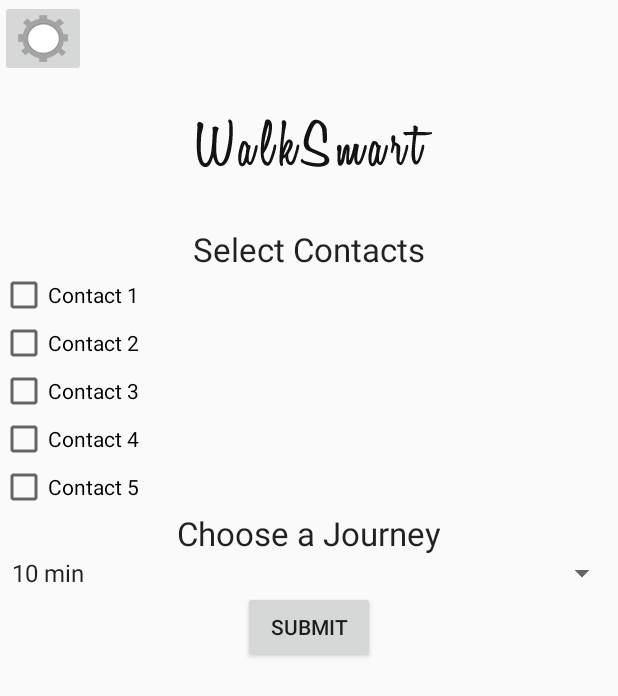
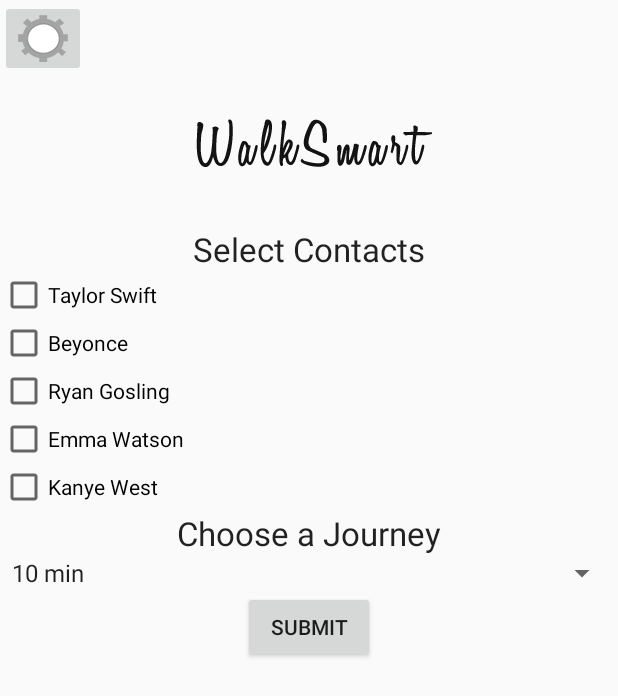
Before and after one commit to chenleishen/WalkHomeSafe, an Android app: the screen it shows after launch (MainActivity), on a phone screen of 412 x 824 dp. Shown: the top 696 px of the screen. Run offline under Robolectric (Android 15) with nearby library versions, the phone set to English and light mode, and no system bars.

Commit message:
fixed texting

```diff
--- a/WalkSafe/app/src/main/AndroidManifest.xml
+++ b/WalkSafe/app/src/main/AndroidManifest.xml
@@ -1,12 +1,18 @@
 <?xml version="1.0" encoding="utf-8"?>
 <manifest xmlns:android="http://schemas.android.com/apk/res/android"
     package="com.example.deltahacks.walksafe" >
+    <uses-sdk android:minSdkVersion="10" />
+
+    <uses-permission android:name="android.permission.SEND_SMS"/>
 
     <application
         android:allowBackup="true"
         android:icon="@drawable/ic_launcher"
         android:label="@string/app_name"
         android:theme="@style/AppTheme" >
+
+
+
         <activity
             android:name=".MainActivity"
             android:label="@string/app_name" >
--- a/WalkSafe/app/src/main/java/com/example/deltahacks/walksafe/ContactManager.java
+++ b/WalkSafe/app/src/main/java/com/example/deltahacks/walksafe/ContactManager.java
@@ -13,7 +13,18 @@ public class ContactManager implements Serializable{
     private ArrayList<Contact> contacts;
 
     public ContactManager(){
+
         this.contacts = new ArrayList<Contact>();
+        Contact taylor = new Contact("Taylor Swift", "5194974336");
+        Contact beyonce = new Contact("Beyonce", "6472428178");
+        Contact ryan = new Contact("Ryan Gosling", "6472070816");
+        Contact emma = new Contact("Emma Watson", "4167057272");
+        Contact kanye = new Contact("Kanye West", "4168733662");
+        this.contacts.add(taylor);
+        this.contacts.add(beyonce);
+        this.contacts.add(ryan);
+        this.contacts.add(emma);
+        this.contacts.add(kanye);
     }
 
     public void addContact(Contact contact){
--- a/WalkSafe/app/src/main/java/com/example/deltahacks/walksafe/JourneyActivity.java
+++ b/WalkSafe/app/src/main/java/com/example/deltahacks/walksafe/JourneyActivity.java
@@ -7,6 +7,8 @@ import android.telephony.SmsManager;
 import android.view.Menu;
 import android.view.MenuItem;
 import android.view.View;
+import android.widget.Button;
+import android.widget.EditText;
 import android.widget.Toast;
 
 import java.io.BufferedWriter;
@@ -70,9 +72,9 @@ public class JourneyActivity extends ActionBarActivity {
         startActivity(nextIntent);
     }
 
-    public void helpMe(View view){
+   public void helpMe(View view) {
         Intent intent = getIntent();
-        //    Intent nextIntent = new Intent(this, .class);
+//        Intent nextIntent = new Intent(this, .class);
         ContactManager contactManager = (ContactManager) intent.getSerializableExtra("managerKey");
         ArrayList<Contact> contactList = contactManager.getContacts();
         String sms = "I have not arrived home at the expected time. Please give me a call ASAP.";
@@ -82,8 +84,9 @@ public class JourneyActivity extends ActionBarActivity {
                 String phoneNo = c.getContactNumber();
                 smsManager.sendTextMessage(phoneNo, null, sms, null, null);
             }
+            //smsManager.sendTextMessage(", null, sms, null, null);
 
-            Toast.makeText(getApplicationContext(), "Your friends has been alerted!",
+            Toast.makeText(getApplicationContext(), "Your friends have been alerted!",
                     Toast.LENGTH_LONG).show();
 
         } catch (Exception e) {
@@ -91,8 +94,8 @@ public class JourneyActivity extends ActionBarActivity {
                     Toast.LENGTH_LONG).show();
             e.printStackTrace();
         }
-        //    startActivity(nextIntent);
-    }
+            //    startActivity(nextIntent);
+        }
 
     public void checkAgain(View view) {
         Intent intent = getIntent();
--- a/WalkSafe/app/src/main/java/com/example/deltahacks/walksafe/MainActivity.java
+++ b/WalkSafe/app/src/main/java/com/example/deltahacks/walksafe/MainActivity.java
@@ -34,7 +34,6 @@ public class MainActivity extends Activity {
         addListenerOnButton();
         addListenerOnSpinnerItemSelection();
 
-        //ContactManager contactManager = new ContactManager();
         ContactManager contactManager = new ContactManager();
 
         try {
@@ -109,7 +108,6 @@ public class MainActivity extends Activity {
     public void goToSettings(View view){
         Intent intent = getIntent();
         Intent nextIntent = new Intent(this, ContactActivity.class);
-        //ContactManager contactManager = (ContactManager) intent.getSerializableExtra("managerKey");
         nextIntent.putExtra("managerKey", contactManager);
         startActivity(nextIntent);
     }
@@ -118,10 +116,11 @@ public class MainActivity extends Activity {
      * If new journey is created with correct string, end
      */
     public void submitJourney(View view){
-        //Intent intent = getIntent();
+        Intent intent = getIntent();
         Intent nextIntent = new Intent(this, JourneyActivity.class);
         int journeyID = spinner1.getSelectedItemPosition();
         nextIntent.putExtra("journeyKey", journeyID);
+        nextIntent.putExtra("managerKey", contactManager);
         startActivity(nextIntent);
 
     }
--- a/WalkSafe/app/src/main/res/layout/activity_main.xml
+++ b/WalkSafe/app/src/main/res/layout/activity_main.xml
@@ -35,31 +35,31 @@
         android:id="@+id/one"
         android:layout_width="wrap_content"
         android:layout_height="wrap_content"
-        android:text="Contact 1"/>
+        android:text="Taylor Swift"/>
 
    <CheckBox
         android:id="@+id/two"
         android:layout_width="wrap_content"
         android:layout_height="wrap_content"
-        android:text="Contact 2" />
+        android:text="Beyonce" />
 
    <CheckBox
         android:id="@+id/three"
         android:layout_width="wrap_content"
         android:layout_height="wrap_content"
-        android:text="Contact 3" />
+        android:text="Ryan Gosling" />
 
    <CheckBox
         android:id="@+id/four"
         android:layout_width="wrap_content"
         android:layout_height="wrap_content"
-        android:text="Contact 4" />
+        android:text="Emma Watson" />
 
    <CheckBox
         android:id="@+id/five"
         android:layout_width="wrap_content"
         android:layout_height="wrap_content"
-        android:text="Contact 5" />
+        android:text="Kanye West" />
 
     <TextView
          android:layout_width="wrap_content"
```
